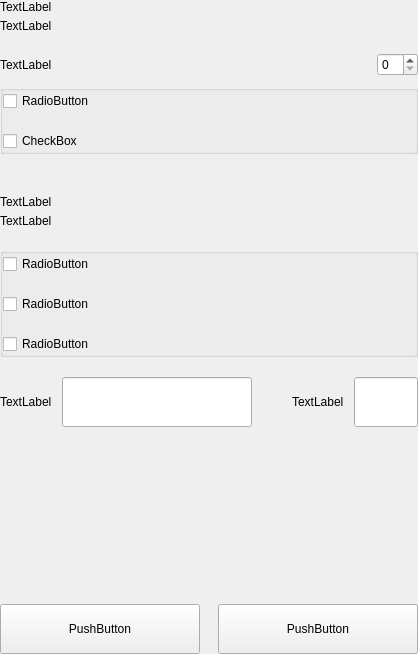
Old version of the form src/qt/vitae/settings/forms/settingswalletoptionswidget.ui in the repository VitaeTeam/Vitae.
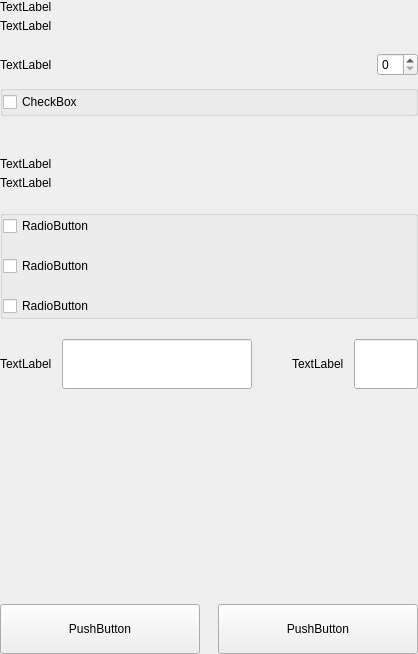
New version of the form.

Commit message: [GUI] Show dialog correct title +  MN show/hide screen checkbox removed.

Patch:
```diff
--- a/src/qt/vitae/settings/forms/settingswalletoptionswidget.ui
+++ b/src/qt/vitae/settings/forms/settingswalletoptionswidget.ui
@@ -147,13 +147,6 @@
            <property name="bottomMargin">
             <number>0</number>
            </property>
-           <item>
-            <widget class="QCheckBox" name="radioButtonShow">
-             <property name="text">
-              <string>RadioButton</string>
-             </property>
-            </widget>
-           </item>
            <item>
             <widget class="QCheckBox" name="radioButtonSpend">
              <property name="text">
```
The commit also changes 2 other files.
